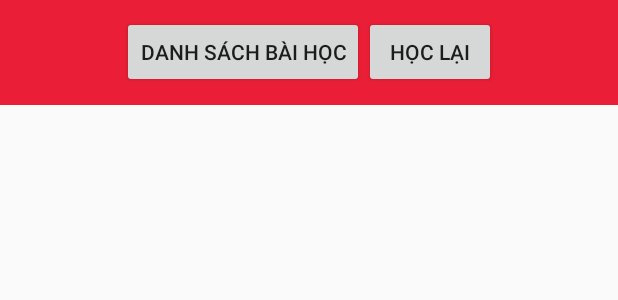
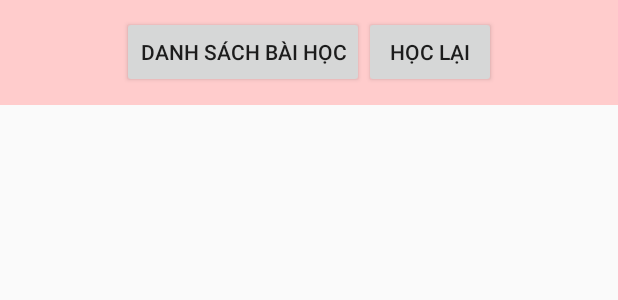
Before and after one commit to Hiendt1204/learnJapanese, an Android app: the layout activity_result_word.xml on its own in the app's theme, with its tools: preview values and no code run, on a phone screen of 412 x 824 dp. Shown: the top 300 px of the screen. Run offline under Robolectric (Android 15) with nearby library versions, the phone set to English and light mode, and no system bars; network calls fail.

Commit message:
11-6-2018

```diff
--- a/app/src/main/java/com/example/duongthuhien/kltn/Adapter/AnswerList_adapter.java
+++ b/app/src/main/java/com/example/duongthuhien/kltn/Adapter/AnswerList_adapter.java
@@ -57,9 +57,9 @@ public class AnswerList_adapter extends ArrayAdapter {
             tv_CorrectAnswer.setText(answerList.getCorrectAnswer());
         }
         if (position%2==0)
-            row.setBackgroundColor(Color.parseColor("#edb1ab"));
+            row.setBackgroundColor(Color.parseColor("#ffffff"));
         else
-            row.setBackgroundColor(Color.parseColor("#ea1f37"));
+            row.setBackgroundColor(Color.parseColor("#ffcccc"));
 
         return row;
     }
--- a/app/src/main/java/com/example/duongthuhien/kltn/hiragana/ResultWordActivity.java
+++ b/app/src/main/java/com/example/duongthuhien/kltn/hiragana/ResultWordActivity.java
@@ -27,7 +27,8 @@ public class ResultWordActivity extends AppCompatActivity implements View.OnClic
         ArrayList<AnswerList> answerLists = (ArrayList<AnswerList>)intent.getSerializableExtra("answerLists");
 
         addControls();
-        AnswerList_adapter answerList_adapter=new AnswerList_adapter(ResultWordActivity.this,R.layout.item_answerlist, answerLists);
+        AnswerList_adapter answerList_adapter=new AnswerList_adapter
+                (ResultWordActivity.this,R.layout.item_answerlist, answerLists);
         lv_AnswerList.setAdapter(answerList_adapter);
     }
 
--- a/app/src/main/res/layout/activity_result_word.xml
+++ b/app/src/main/res/layout/activity_result_word.xml
@@ -4,10 +4,11 @@
     android:layout_width="match_parent"
     android:layout_height="match_parent"
     android:orientation="vertical">
+
     <LinearLayout
         android:layout_width="match_parent"
         android:layout_height="70dp"
-        android:background="@color/colorAccent"
+        android:background="#ffcccc"
         android:orientation="vertical">
         <LinearLayout
             android:layout_width="wrap_content"
--- a/app/src/main/res/layout/item_answerlist.xml
+++ b/app/src/main/res/layout/item_answerlist.xml
@@ -4,6 +4,7 @@
     android:layout_width="match_parent"
     android:layout_height="match_parent"
     android:orientation="horizontal">
+
     <LinearLayout
         android:layout_width="50dp"
         android:layout_height="match_parent"
@@ -11,7 +12,7 @@
         <ImageView
             android:layout_width="50dp"
             android:layout_height="50dp"
-            android:background="@drawable/questionm"/>
+            android:background="@drawable/question"/>
         <ImageView
             android:layout_width="50dp"
             android:layout_height="50dp"
@@ -47,4 +48,5 @@
 
     </LinearLayout>
 
+
 </LinearLayout>
```
Also changed, not shown: 1 other file.
